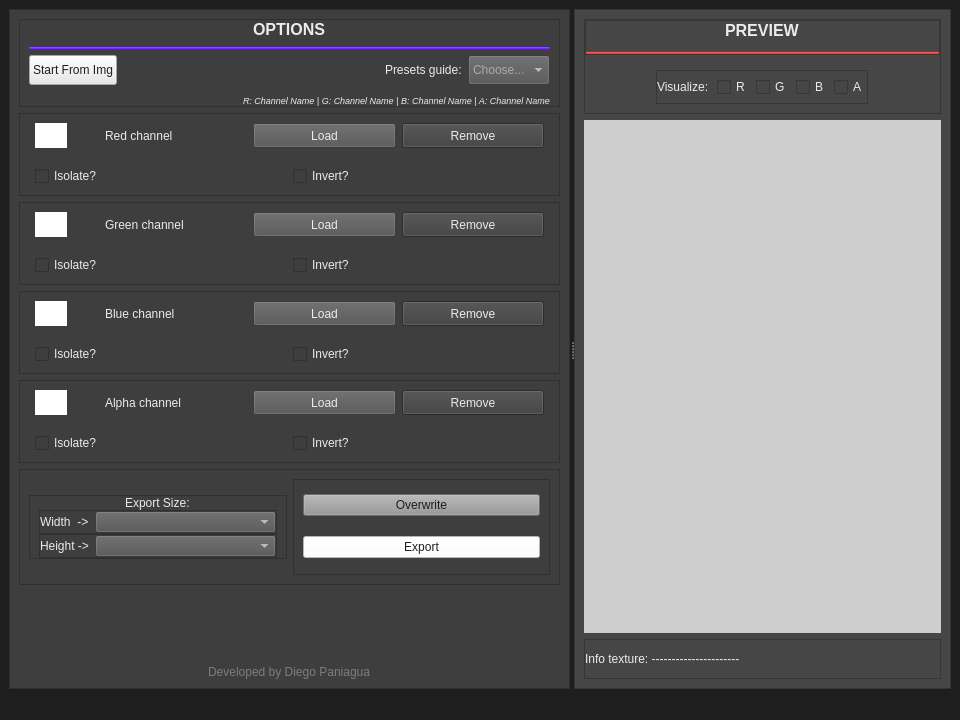
This is mainwindow.ui in Paniagua96/PaniCPacker as Qt 5 draws it before an edit. The edited form follows.
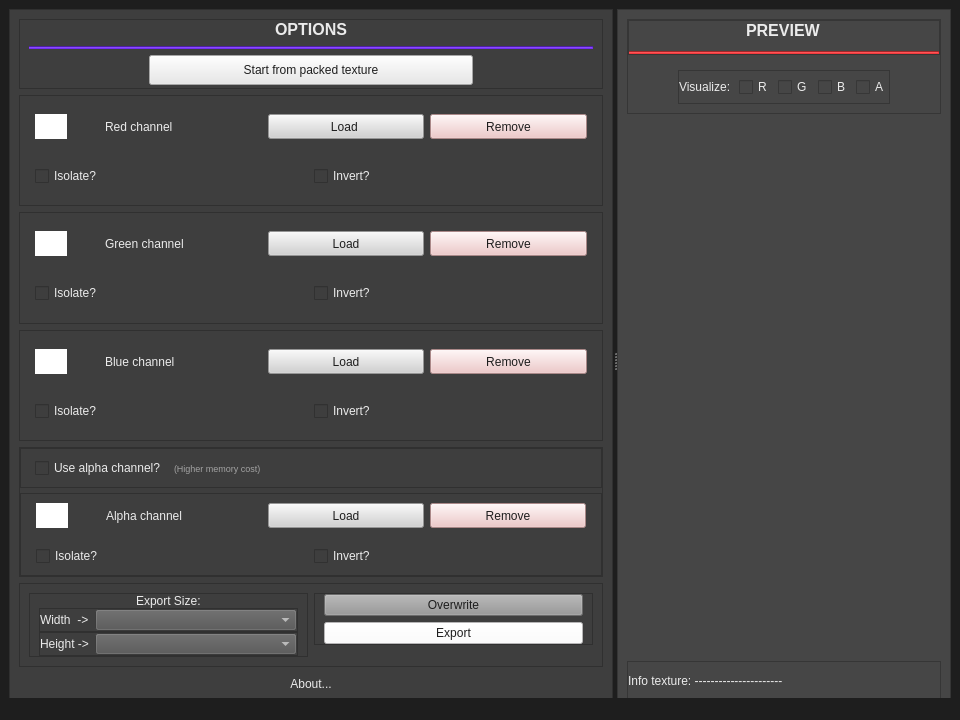
This is the edited form. Icons and pictures are not drawn.

Diff of the .ui file:
```diff
--- a/mainwindow.ui
+++ b/mainwindow.ui
@@ -3,7 +3,7 @@
  <class>MainWindow</class>
  <widget class="QMainWindow" name="MainWindow">
   <property name="windowModality">
-   <enum>Qt::WindowModality::NonModal</enum>
+   <enum>Qt::WindowModality::ApplicationModal</enum>
   </property>
   <property name="enabled">
    <bool>true</bool>
@@ -30,10 +30,13 @@
   </property>
   <property name="maximumSize">
    <size>
-    <width>960</width>
-    <height>720</height>
+    <width>16777215</width>
+    <height>16777215</height>
    </size>
   </property>
+  <property name="acceptDrops">
+   <bool>false</bool>
+  </property>
   <property name="windowTitle">
    <string>PaniCPacker</string>
   </property>
@@ -63,12 +66,18 @@
      <verstretch>0</verstretch>
     </sizepolicy>
    </property>
-   <property name="maximumSize">
+   <property name="minimumSize">
     <size>
      <width>960</width>
      <height>720</height>
     </size>
    </property>
+   <property name="maximumSize">
+    <size>
+     <width>16777215</width>
+     <height>16777215</height>
+    </size>
+   </property>
    <property name="styleSheet">
     <string notr="true">background-color: rgb(30,30,30)</string>
    </property>
@@ -80,7 +89,7 @@
       </property>
       <widget class="QFrame" name="f_OptionsPanel">
        <property name="sizePolicy">
-        <sizepolicy hsizetype="Preferred" vsizetype="Preferred">
+        <sizepolicy hsizetype="Preferred" vsizetype="Expanding">
          <horstretch>0</horstretch>
          <verstretch>0</verstretch>
         </sizepolicy>
@@ -102,6 +111,9 @@
         <enum>QFrame::Shadow::Raised</enum>
        </property>
        <layout class="QVBoxLayout" name="verticalLayout">
+        <property name="bottomMargin">
+         <number>15</number>
+        </property>
         <item>
          <widget class="QFrame" name="f_Header">
           <property name="sizePolicy">
@@ -180,13 +192,13 @@
                </property>
                <layout class="QHBoxLayout" name="horizontalLayout_2">
                 <property name="leftMargin">
-                 <number>0</number>
+                 <number>120</number>
                 </property>
                 <property name="topMargin">
                  <number>0</number>
                 </property>
                 <property name="rightMargin">
-                 <number>0</number>
+                 <number>120</number>
                 </property>
                 <property name="bottomMargin">
                  <number>3</number>
@@ -210,97 +222,13 @@
 color: rgb(30, 30, 30);</string>
                   </property>
                   <property name="text">
-                   <string>Start From Img</string>
+                   <string>Start from packed texture</string>
                   </property>
                  </widget>
                 </item>
-                <item>
-                 <spacer name="horizontalSpacer_5">
-                  <property name="orientation">
-                   <enum>Qt::Orientation::Horizontal</enum>
-                  </property>
-                  <property name="sizeHint" stdset="0">
-                   <size>
-                    <width>40</width>
-                    <height>20</height>
-                   </size>
-                  </property>
-                 </spacer>
-                </item>
-                <item alignment="Qt::AlignmentFlag::AlignLeft|Qt::AlignmentFlag::AlignVCenter">
-                 <widget class="QLabel" name="lbl_Presets">
-                  <property name="sizePolicy">
-                   <sizepolicy hsizetype="Preferred" vsizetype="Maximum">
-                    <horstretch>0</horstretch>
-                    <verstretch>0</verstretch>
-                   </sizepolicy>
-                  </property>
-                  <property name="text">
-                   <string>Presets guide:</string>
-                  </property>
-                  <property name="alignment">
-                   <set>Qt::AlignmentFlag::AlignLeading|Qt::AlignmentFlag::AlignLeft|Qt::AlignmentFlag::AlignVCenter</set>
-                  </property>
-                 </widget>
-                </item>
-                <item>
-                 <widget class="QComboBox" name="cb_Presets">
-                  <property name="sizePolicy">
-                   <sizepolicy hsizetype="Preferred" vsizetype="Expanding">
-                    <horstretch>0</horstretch>
-                    <verstretch>0</verstretch>
-                   </sizepolicy>
-                  </property>
-                  <property name="minimumSize">
-                   <size>
-                    <width>0</width>
-                    <height>25</height>
-                   </size>
-                  </property>
-                  <property name="styleSheet">
-                   <string notr="true">background-color: rgb(83, 83, 83);</string>
-                  </property>
-                  <property name="placeholderText">
-                   <string>Choose...</string>
-                  </property>
-                  <item>
-                   <property name="text">
-                    <string>Custom</string>
-                   </property>
-                  </item>
-                  <item>
-                   <property name="text">
-                    <string>ORM</string>
-                   </property>
-                  </item>
-                  <item>
-                   <property name="text">
-                    <string>MRO</string>
-                   </property>
-                  </item>
-                  <item>
-                   <property name="text">
-                    <string>Unity</string>
-                   </property>
-                  </item>
-                 </widget>
-                </item>
                </layout>
               </widget>
              </item>
-             <item alignment="Qt::AlignmentFlag::AlignRight">
-              <widget class="QLabel" name="lbl_PresetDescription">
-               <property name="font">
-                <font>
-                 <pointsize>7</pointsize>
-                 <italic>true</italic>
-                </font>
-               </property>
-               <property name="text">
-                <string>R: Channel Name | G: Channel Name | B: Channel Name | A: Channel Name</string>
-               </property>
-              </widget>
-             </item>
             </layout>
            </item>
           </layout>
@@ -309,7 +237,7 @@
         <item>
          <widget class="QFrame" name="f_RedChannel">
           <property name="sizePolicy">
-           <sizepolicy hsizetype="Preferred" vsizetype="Maximum">
+           <sizepolicy hsizetype="Preferred" vsizetype="Expanding">
             <horstretch>0</horstretch>
             <verstretch>0</verstretch>
            </sizepolicy>
@@ -436,16 +364,14 @@
                  </size>
                 </property>
                 <property name="styleSheet">
-                 <string notr="true">background-color: rgb(83, 83, 83);
+                 <string notr="true">background-color: rgb(209, 209, 209);
 selection-background-color: rgb(0, 255, 0);
-selection-color: rgb(255, 0, 0);</string>
+selection-color: rgb(255, 0, 0);
+color: rgb(30, 30, 30);</string>
                 </property>
                 <property name="text">
-                 <string>Load</string>
+                 <string>Load </string>
                 </property>
-                <attribute name="buttonGroup">
-                 <string notr="true">buttonGroup</string>
-                </attribute>
                </widget>
               </item>
               <item>
@@ -456,6 +382,12 @@
                   <height>25</height>
                  </size>
                 </property>
+                <property name="styleSheet">
+                 <string notr="true">background-color: rgb(238, 191, 191);
+selection-background-color: rgb(0, 255, 0);
+selection-color: rgb(255, 0, 0);
+color: rgb(30, 30, 30);</string>
+                </property>
                 <property name="text">
                  <string>Remove</string>
                 </property>
@@ -496,7 +428,7 @@
         <item>
          <widget class="QFrame" name="f_GreenChannel">
           <property name="sizePolicy">
-           <sizepolicy hsizetype="Preferred" vsizetype="Maximum">
+           <sizepolicy hsizetype="Preferred" vsizetype="Expanding">
             <horstretch>0</horstretch>
             <verstretch>0</verstretch>
            </sizepolicy>
@@ -617,14 +549,14 @@
                  </size>
                 </property>
                 <property name="styleSheet">
-                 <string notr="true">background-color: rgb(83, 83, 83);</string>
+                 <string notr="true">background-color: rgb(209, 209, 209);
+selection-background-color: rgb(0, 255, 0);
+selection-color: rgb(255, 0, 0);
+color: rgb(30, 30, 30);</string>
                 </property>
                 <property name="text">
                  <string>Load</string>
                 </property>
-                <attribute name="buttonGroup">
-                 <string notr="true">buttonGroup</string>
-                </attribute>
                </widget>
               </item>
               <item>
@@ -635,6 +567,12 @@
                   <height>25</height>
                  </size>
                 </property>
+                <property name="styleSheet">
+                 <string notr="true">background-color: rgb(238, 191, 191);
+selection-background-color: rgb(0, 255, 0);
+selection-color: rgb(255, 0, 0);
+color: rgb(30, 30, 30);</string>
+                </property>
                 <property name="text">
                  <string>Remove</string>
                 </property>
@@ -675,7 +613,7 @@
         <item>
          <widget class="QFrame" name="f_BlueChannel">
           <property name="sizePolicy">
-           <sizepolicy hsizetype="Preferred" vsizetype="Maximum">
+           <sizepolicy hsizetype="Preferred" vsizetype="Expanding">
             <horstretch>0</horstretch>
             <verstretch>0</verstretch>
            </sizepolicy>
@@ -793,14 +731,14 @@
                  </size>
                 </property>
                 <property name="styleSheet">
-                 <string notr="true">background-color: rgb(83, 83, 83);</string>
+                 <string notr="true">background-color: rgb(209, 209, 209);
+selection-background-color: rgb(0, 255, 0);
+selection-color: rgb(255, 0, 0);
+color: rgb(30, 30, 30);</string>
                 </property>
                 <property name="text">
                  <string>Load</string>
                 </property>
-                <attribute name="buttonGroup">
-                 <string notr="true">buttonGroup</string>
-                </attribute>
                </widget>
               </item>
               <item>
@@ -811,6 +749,12 @@
                   <height>25</height>
                  </size>
                 </property>
+                <property name="styleSheet">
+                 <string notr="true">background-color: rgb(238, 191, 191);
+selection-background-color: rgb(0, 255, 0);
+selection-color: rgb(255, 0, 0);
+color: rgb(30, 30, 30);</string>
+                </property>
                 <property name="text">
                  <string>Remove</string>
                 </property>
@@ -848,10 +792,95 @@
           </layout>
          </widget>
         </item>
+        <item alignment="Qt::AlignmentFlag::AlignTop">
+         <widget class="QFrame" name="f_alpha">
+          <property name="sizePolicy">
+           <sizepolicy hsizetype="Preferred" vsizetype="Expanding">
+            <horstretch>0</horstretch>
+            <verstretch>0</verstretch>
+           </sizepolicy>
+          </property>
+          <property name="frameShape">
+           <enum>QFrame::Shape::StyledPanel</enum>
+          </property>
+          <property name="frameShadow">
+           <enum>QFrame::Shadow::Raised</enum>
+          </property>
+          <layout class="QVBoxLayout" name="verticalLayout_13">
+           <property name="spacing">
+            <number>5</number>
+           </property>
+           <property name="leftMargin">
+            <number>0</number>
+           </property>
+           <property name="topMargin">
+            <number>0</number>
+           </property>
+           <property name="rightMargin">
+            <number>0</number>
+           </property>
+           <property name="bottomMargin">
+            <number>0</number>
+           </property>
+           <item alignment="Qt::AlignmentFlag::AlignTop">
+            <widget class="QFrame" name="f_useAlpha">
+             <property name="sizePolicy">
+              <sizepolicy hsizetype="Preferred" vsizetype="Maximum">
+               <horstretch>0</horstretch>
+               <verstretch>0</verstretch>
+              </sizepolicy>
+             </property>
+             <property name="frameShape">
+              <enum>QFrame::Shape::StyledPanel</enum>
+             </property>
+             <property name="frameShadow">
+              <enum>QFrame::Shadow::Raised</enum>
+             </property>
+             <layout class="QHBoxLayout" name="horizontalLayout_16">
+              <property name="spacing">
+               <number>7</number>
+              </property>
+              <property name="leftMargin">
+               <number>14</number>
+              </property>
         <item>
+               <widget class="QCheckBox" name="tggle_useAlpha">
+                <property name="sizePolicy">
+                 <sizepolicy hsizetype="Maximum" vsizetype="Fixed">
+                  <horstretch>0</horstretch>
+                  <verstretch>0</verstretch>
+                 </sizepolicy>
+                </property>
+                <property name="text">
+                 <string>Use alpha channel?</string>
+                </property>
+               </widget>
+              </item>
+              <item>
+               <widget class="QLabel" name="lbl_highMemory">
+                <property name="font">
+                 <font>
+                  <pointsize>7</pointsize>
+                 </font>
+                </property>
+                <property name="styleSheet">
+                 <string notr="true">color: rgb(162, 162, 162);</string>
+                </property>
+                <property name="text">
+                 <string>(Higher memory cost)</string>
+                </property>
+               </widget>
+              </item>
+             </layout>
+            </widget>
+           </item>
+           <item alignment="Qt::AlignmentFlag::AlignBottom">
          <widget class="QFrame" name="f_AlphaChannel">
+             <property name="enabled">
+              <bool>true</bool>
+             </property>
           <property name="sizePolicy">
-           <sizepolicy hsizetype="Preferred" vsizetype="Maximum">
+              <sizepolicy hsizetype="Preferred" vsizetype="Preferred">
             <horstretch>0</horstretch>
             <verstretch>0</verstretch>
            </sizepolicy>
@@ -972,14 +1001,14 @@
                  </size>
                 </property>
                 <property name="styleSheet">
-                 <string notr="true">background-color: rgb(83, 83, 83);</string>
+                    <string notr="true">background-color: rgb(209, 209, 209);
+selection-background-color: rgb(0, 255, 0);
+selection-color: rgb(255, 0, 0);
+color: rgb(30, 30, 30);</string>
                 </property>
                 <property name="text">
                  <string>Load</string>
                 </property>
-                <attribute name="buttonGroup">
-                 <string notr="true">buttonGroup</string>
-                </attribute>
                </widget>
               </item>
               <item>
@@ -990,6 +1019,12 @@
                   <height>25</height>
                  </size>
                 </property>
+                   <property name="styleSheet">
+                    <string notr="true">background-color: rgb(238, 191, 191);
+selection-background-color: rgb(0, 255, 0);
+selection-color: rgb(255, 0, 0);
+color: rgb(30, 30, 30);</string>
+                   </property>
                 <property name="text">
                  <string>Remove</string>
                 </property>
@@ -1027,6 +1062,9 @@
           </layout>
          </widget>
         </item>
+          </layout>
+         </widget>
+        </item>
         <item>
          <widget class="QFrame" name="f_ExportSettings">
           <property name="frameShape">
@@ -1036,7 +1074,7 @@
            <enum>QFrame::Shadow::Raised</enum>
           </property>
           <layout class="QHBoxLayout" name="horizontalLayout_12">
-           <item>
+           <item alignment="Qt::AlignmentFlag::AlignTop">
             <widget class="QFrame" name="f_ExportSize">
              <property name="sizePolicy">
               <sizepolicy hsizetype="Preferred" vsizetype="Maximum">
@@ -1170,8 +1208,14 @@
              </layout>
             </widget>
            </item>
-           <item>
+           <item alignment="Qt::AlignmentFlag::AlignTop">
             <widget class="QFrame" name="f_outputSize">
+             <property name="sizePolicy">
+              <sizepolicy hsizetype="Preferred" vsizetype="Maximum">
+               <horstretch>0</horstretch>
+               <verstretch>0</verstretch>
+              </sizepolicy>
+             </property>
              <property name="frameShape">
               <enum>QFrame::Shape::StyledPanel</enum>
              </property>
@@ -1220,7 +1264,7 @@
          </widget>
         </item>
         <item>
-         <widget class="QFrame" name="frame">
+         <widget class="QFrame" name="f_About">
           <property name="sizePolicy">
            <sizepolicy hsizetype="Preferred" vsizetype="Maximum">
             <horstretch>0</horstretch>
@@ -1246,44 +1290,29 @@
            <property name="bottomMargin">
             <number>0</number>
            </property>
-           <item alignment="Qt::AlignmentFlag::AlignHCenter">
-            <widget class="QLabel" name="img_tool">
-             <property name="minimumSize">
-              <size>
-               <width>0</width>
-               <height>68</height>
-              </size>
-             </property>
-             <property name="maximumSize">
-              <size>
-               <width>249</width>
-               <height>68</height>
-              </size>
+           <item alignment="Qt::AlignmentFlag::AlignVCenter">
+            <widget class="QPushButton" name="btn_About">
+             <property name="layoutDirection">
+              <enum>Qt::LayoutDirection::RightToLeft</enum>
              </property>
              <property name="text">
-              <string/>
+              <string>About...</string>
              </property>
-             <property name="pixmap">
-              <pixmap resource="resources.qrc">:/resources/banner_app.png</pixmap>
+             <property name="icon">
+              <iconset resource="resources.qrc">
+               <normaloff>:/icons/resources/icon_help.png</normaloff>:/icons/resources/icon_help.png</iconset>
              </property>
-             <property name="scaledContents">
+             <property name="autoRepeat">
+              <bool>false</bool>
+             </property>
+             <property name="autoDefault">
+              <bool>false</bool>
+             </property>
+             <property name="default">
+              <bool>false</bool>
+             </property>
+             <property name="flat">
               <bool>true</bool>
-             </property>
-             <property name="wordWrap">
-              <bool>false</bool>
-             </property>
-            </widget>
-           </item>
-           <item alignment="Qt::AlignmentFlag::AlignHCenter">
-            <widget class="QLabel" name="label">
-             <property name="styleSheet">
-              <string notr="true">color: rgb(124, 124, 124);</string>
-             </property>
-             <property name="text">
-              <string>Developed by Diego Paniagua</string>
-             </property>
-             <property name="alignment">
-              <set>Qt::AlignmentFlag::AlignLeading|Qt::AlignmentFlag::AlignLeft|Qt::AlignmentFlag::AlignVCenter</set>
              </property>
             </widget>
            </item>
@@ -1529,9 +1558,9 @@
          </widget>
         </item>
         <item>
-         <widget class="QLabel" name="lbl_MainPreview">
+         <widget class="QLabel" name="img_MainPreview">
           <property name="styleSheet">
-           <string notr="true">background-color: rgb(206, 206, 206);</string>
+           <string notr="true"/>
           </property>
           <property name="text">
            <string/>
@@ -1540,7 +1569,7 @@
            <pixmap>:/resources/background.png</pixmap>
           </property>
           <property name="scaledContents">
-           <bool>true</bool>
+           <bool>false</bool>
           </property>
          </widget>
         </item>
```
Left out of the diff: 3 changed lines with no effect on the pictures. Lines whose indentation alone changed are shown as unchanged.
